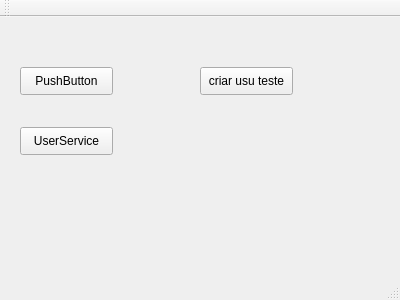
geronimo-lisboa/qt-spotify, file spotyXGUI/mainwindow.ui: the form before one commit.
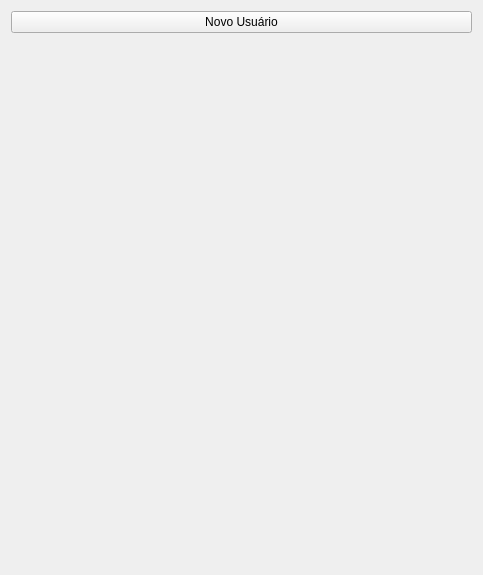
The form after the commit.

Patch:
```diff
--- a/spotyXGUI/mainwindow.ui
+++ b/spotyXGUI/mainwindow.ui
@@ -6,73 +6,44 @@
    <rect>
     <x>0</x>
     <y>0</y>
-    <width>400</width>
-    <height>300</height>
+    <width>483</width>
+    <height>575</height>
    </rect>
   </property>
   <property name="windowTitle">
    <string>MainWindow</string>
   </property>
   <widget class="QWidget" name="centralWidget">
-   <widget class="QPushButton" name="btn">
-    <property name="geometry">
-     <rect>
-      <x>20</x>
-      <y>50</y>
-      <width>93</width>
-      <height>28</height>
-     </rect>
-    </property>
-    <property name="text">
-     <string>PushButton</string>
-    </property>
-   </widget>
-   <widget class="QPushButton" name="btnTesteUserSevice">
-    <property name="geometry">
-     <rect>
-      <x>20</x>
-      <y>110</y>
-      <width>93</width>
-      <height>28</height>
-     </rect>
-    </property>
-    <property name="text">
-     <string>UserService</string>
-    </property>
-   </widget>
-   <widget class="QPushButton" name="btnCriarUsuTeste">
-    <property name="geometry">
-     <rect>
-      <x>200</x>
-      <y>50</y>
-      <width>93</width>
-      <height>28</height>
-     </rect>
-    </property>
-    <property name="text">
-     <string>criar usu teste</string>
-    </property>
-   </widget>
+   <layout class="QVBoxLayout" name="verticalLayout_2">
+    <item>
+     <widget class="QPushButton" name="btnNewUser">
+      <property name="text">
+       <string>Novo Usuário</string>
+      </property>
+      <property name="flat">
+       <bool>false</bool>
+      </property>
+     </widget>
+    </item>
+    <item>
+     <layout class="QVBoxLayout" name="userButtonList">
+      <item>
+       <spacer name="verticalSpacer">
+        <property name="orientation">
+         <enum>Qt::Vertical</enum>
+        </property>
+        <property name="sizeHint" stdset="0">
+         <size>
+          <width>20</width>
+          <height>40</height>
+         </size>
+        </property>
+       </spacer>
+      </item>
+     </layout>
+    </item>
+   </layout>
   </widget>
-  <widget class="QMenuBar" name="menuBar">
-   <property name="geometry">
-    <rect>
-     <x>0</x>
-     <y>0</y>
-     <width>400</width>
-     <height>26</height>
-    </rect>
-   </property>
-  </widget>
-  <widget class="QToolBar" name="mainToolBar">
-   <attribute name="toolBarArea">
-    <enum>TopToolBarArea</enum>
-   </attribute>
-   <attribute name="toolBarBreak">
-    <bool>false</bool>
-   </attribute>
-  </widget>
-  <widget class="QStatusBar" name="statusBar"/>
  </widget>
  <layoutdefault spacing="6" margin="11"/>
  <resources/>
```
